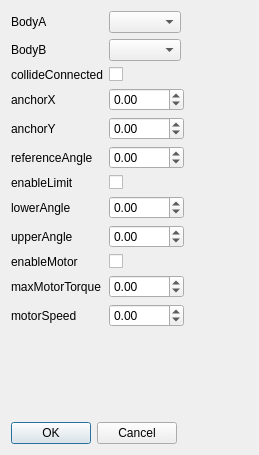
Above: formjointrevolute.ui from fenixnix/NixPhysxEdit before the change. Below: the same form after it.
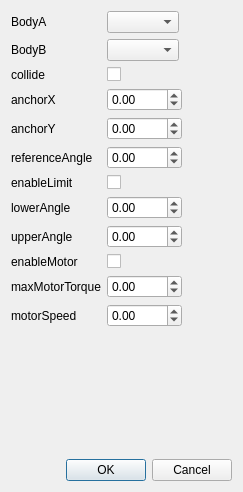
That is the form after the change.

Patch:
```diff
--- a/formjointrevolute.ui
+++ b/formjointrevolute.ui
@@ -6,8 +6,8 @@
    <rect>
     <x>0</x>
     <y>0</y>
-    <width>259</width>
-    <height>455</height>
+    <width>243</width>
+    <height>492</height>
    </rect>
   </property>
   <property name="sizePolicy">
@@ -59,7 +59,7 @@
      <item row="2" column="0">
       <widget class="QLabel" name="label_3">
        <property name="text">
-        <string>collideConnected</string>
+        <string>collide</string>
        </property>
       </widget>
      </item>
@@ -285,7 +285,7 @@
    <item>
     <widget class="QDialogButtonBox" name="buttonBox">
      <property name="sizePolicy">
-      <sizepolicy hsizetype="Maximum" vsizetype="Fixed">
+      <sizepolicy hsizetype="Preferred" vsizetype="Fixed">
        <horstretch>0</horstretch>
        <verstretch>0</verstretch>
       </sizepolicy>
```
